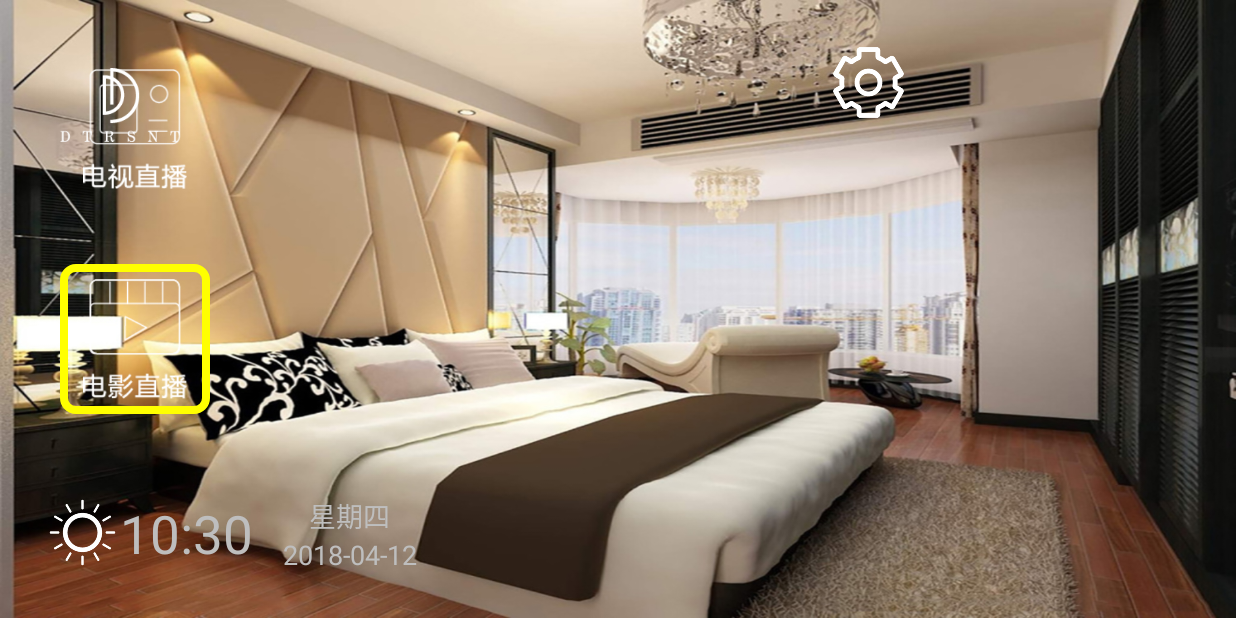
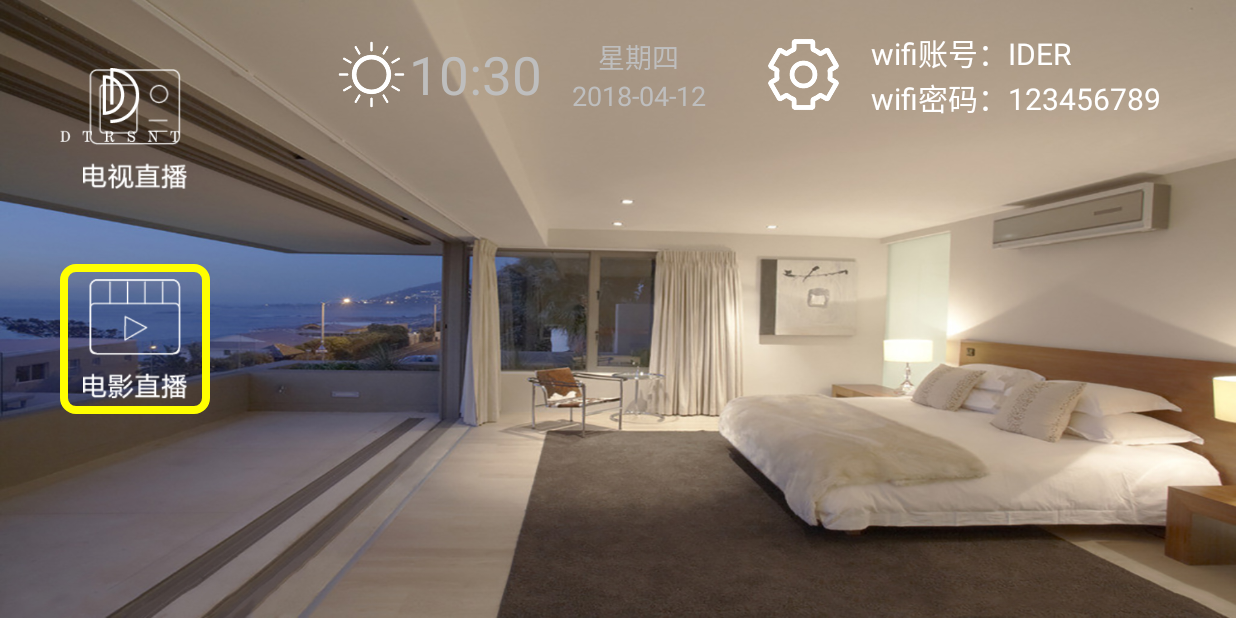
Before and after one commit to ider20180428/XiAn_YaoZong_H2_Launcher, an Android app: the screen it shows after launch (MainActivity), on a phone screen of 824 x 412 dp (held sideways). Run offline under Robolectric (Android 15) with nearby library versions, the light colour scheme and no system bars; plain views replace TabsBar.

Commit message:
modify main ui and wifi_ap function

```diff
--- a/app/build.gradle
+++ b/app/build.gradle
@@ -25,4 +25,5 @@ dependencies {
     compile files('libs/okio-1.4.0.jar')
     compile files('libs/picasso-2.5.2.jar')
     compile files('libs/yunos-launcher-config2.1.4.jar')
+
 }
--- a/app/src/main/AndroidManifest.xml
+++ b/app/src/main/AndroidManifest.xml
@@ -19,6 +19,10 @@
     <uses-permission android:name="android.permission.RECEIVE_BOOT_COMPLETED" />
     <uses-permission android:name="android.permission.READ_EXTERNAL_STORAGE" />
     <uses-permission android:name="android.permission.MOUNT_UNMOUNT_FILESYSTEMS" />
+    <uses-permission android:name="android.permission.CHANGE_WIFI_STATE"/>
+
+    <uses-permission android:name="android.permission.CHANGE_NETWORK_STATE"/>
+
     <!-- <uses-permission android:name="android.permission.INSTALL_PACKAGES"/> -->
 
     <application
--- a/app/src/main/java/com/box/launcher/MainActivity.java
+++ b/app/src/main/java/com/box/launcher/MainActivity.java
@@ -134,6 +134,7 @@ public class MainActivity extends Activity {
     @Override
     protected void onStart() {
         super.onStart();
+        stateBar.updateWifiApInfo();
 
     }
 
@@ -155,8 +156,9 @@ public class MainActivity extends Activity {
 //                Toast.makeText(MainActivity.this,"打开电视",Toast.LENGTH_SHORT).show();
 //                launchApp("com.qclive.tv");
                 /**HDP电视直播*/
-//hdpfans.com/hdp.player.LivePlayerNew
-                launchApp(new ComponentName("hdpfans.com","hdp.player.LivePlayerNew"));
+//                launchApp(new ComponentName("hdpfans.com","hdp.player.LivePlayerNew"));
+                /**com.qclive.tv/.MainActivity  METV*/
+                launchApp(new ComponentName("com.qclive.tv","com.qclive.tv.MainActivity"));
 
             }
         });
--- /dev/null
+++ b/app/src/main/java/com/box/launcher/WifiApManager.java
@@ -0,0 +1,117 @@
+package com.box.launcher;
+
+import android.content.Context;
+import android.net.wifi.WifiConfiguration;
+import android.net.wifi.WifiManager;
+
+import java.lang.reflect.Method;
+
+/**
+ * @author jachary.zhao on 2018/4/12.
+ * @email zhaoyufei1223@gmail.com
+ */
+public class WifiApManager {
+
+    public static final int WIFI_AP_STATE_FAILED= 4;
+    private WifiManager mWifiManager;
+
+    public WifiApManager(Context context) {
+        mWifiManager = (WifiManager) context.getSystemService(Context.WIFI_SERVICE);
+    }
+
+
+    public boolean setWifiApEnabled(WifiConfiguration config,boolean enabled) {
+
+        try {
+            if (enabled) { // disable WiFi in any case
+                mWifiManager.setWifiEnabled(false);
+            }
+            Method method = mWifiManager.getClass().getMethod("setWifiApEnabled",
+                    WifiConfiguration.class, Boolean.TYPE);
+
+            return (Boolean) method.invoke(mWifiManager, config, enabled);
+
+        } catch(Exception e) {
+
+            e.printStackTrace();
+
+            return false;
+
+        }
+
+    }
+
+
+
+    public int getWifiApState() {
+
+        try {
+            Method method = mWifiManager.getClass().getMethod("getWifiApState");
+
+            return (Integer) method.invoke(mWifiManager);
+
+        } catch(Exception e) {
+
+            e.printStackTrace();
+
+            return WIFI_AP_STATE_FAILED;
+
+        }
+
+    }
+
+
+
+    public WifiConfiguration getWifiApConfiguration() {
+
+        try {
+
+            Method method = mWifiManager.getClass().getMethod(
+
+                    "getWifiApConfiguration");
+
+            return (WifiConfiguration) method.invoke(mWifiManager);
+
+        } catch(Exception e) {
+
+            e.printStackTrace();
+
+            return null;
+
+        }
+
+    }
+
+
+
+    public boolean setWifiApConfiguration(WifiConfiguration config) {
+
+        try {
+
+            Method method = mWifiManager.getClass().getMethod(
+
+                    "setWifiApConfiguration",WifiConfiguration.class);
+
+            return (Boolean) method.invoke(mWifiManager, config);
+
+        } catch(Exception e) {
+            e.printStackTrace();
+            return false;
+        }
+    }
+
+    public int setWifiApConfig(WifiConfiguration config) {
+
+        try {
+            Method method = mWifiManager.getClass().getMethod(
+                    "setWifiApConfig",WifiConfiguration.class);
+            return (Integer) method.invoke(mWifiManager, config);
+        } catch(Exception e) {
+            e.printStackTrace();
+            return WIFI_AP_STATE_FAILED;
+        }
+    }
+
+
+
+}
--- a/app/src/main/java/com/box/views/StateBar2.java
+++ b/app/src/main/java/com/box/views/StateBar2.java
@@ -6,6 +6,9 @@ import android.content.ComponentName;
 import android.content.Context;
 import android.content.Intent;
 import android.content.SharedPreferences;
+import android.net.wifi.WifiConfiguration;
+import android.net.wifi.WifiInfo;
+import android.net.wifi.WifiManager;
 import android.os.Bundle;
 import android.os.Handler;
 import android.os.Message;
@@ -17,6 +20,8 @@ import android.widget.ImageView;
 import android.widget.RelativeLayout;
 import android.widget.TextView;
 
+import com.box.launcher.WifiApManager;
+import com.box.launcher.WifiHost;
 import com.ider.launcher.R;
 import com.readystatesoftware.viewbadger.BadgeView;
 
@@ -41,6 +46,7 @@ public class StateBar2 extends RelativeLayout  {
 	private BadgeView badge; // 角标
 	private PreferenceManager preManager;
 	private DatabaseManager dbManager;
+	private  TextView wifiHotSSID,wifiHotPwd;
 
 	public StateBar2(Context context) {
 		super(context);
@@ -65,8 +71,9 @@ public class StateBar2 extends RelativeLayout  {
 		//	notify = (ImageView) findViewById(R.id.notifycation);
 		weather_image = (ImageView) findViewById(R.id.weather);
 //		location = (AlwaysMarqueeTextView) findViewById(location);
-	    TextView tempera = (TextView) findViewById(R.id.temperature);
-        TextView temperatext = (TextView) findViewById(R.id.temperaturetext);
+		wifiHotSSID= (TextView) findViewById(R.id.temperature);
+		wifiHotPwd = (TextView) findViewById(R.id.temperaturetext);
+
 
         SharedPreferences sp=context.getSharedPreferences("wifi_ssid",Context.MODE_WORLD_READABLE+Context.MODE_WORLD_WRITEABLE);
         String ssid=sp.getString("Ssid","");
@@ -75,7 +82,7 @@ public class StateBar2 extends RelativeLayout  {
 //		WifiManager mWifiManager=(WifiManager)context.getSystemService(Context.WIFI_SERVICE);
 //		WifiInfo mWifiInfo =mWifiManager.getConnectionInfo();
 //		String wifi=mWifiInfo.getSSID();
-//		temperature.setText((R.string.wifi_account));
+
 		netState = (ImageView) findViewById(R.id.net_state);
 		netState.setOnClickListener(onclicker);
 //		netState.setOnKeyListener(onKeyListener);
@@ -88,7 +95,54 @@ public class StateBar2 extends RelativeLayout  {
 //			//	location.setFocusable(true);
 //			}
 //		}, 3000);
+
+		updateWifiApInfo();
 	}
+
+	public static final int WIFI_AP_STATE_DISABLING = 10;
+	public static final int WIFI_AP_STATE_DISABLED = 11;
+	public static final int WIFI_AP_STATE_ENABLING = 12;
+	public static final int WIFI_AP_STATE_ENABLED = 13;
+	public static final int WIFI_AP_STATE_FAILED = 14;
+
+	private WifiManager mWifiManager;
+	private WifiApManager wifiApManager;
+	private WifiConfiguration wifiConfiguration;
+	private final static String WIFI_AP_SSID="IDER";
+	private final static String WIFI_AP_PWD="123456789";
+
+	public void updateWifiApInfo(){
+
+		mWifiManager = (WifiManager) context.getSystemService(Context.WIFI_SERVICE);
+		wifiApManager=new WifiApManager(context);
+		wifiConfiguration=wifiApManager.getWifiApConfiguration();
+		boolean wifiEnable=mWifiManager.isWifiEnabled();
+
+		if(null!=wifiConfiguration){
+			String wifiApSSIDString=String.format(wifiConfiguration.SSID);
+			String wifiAPPwdString=String.format(wifiConfiguration.preSharedKey);
+			wifiHotSSID.setText("wifi账号："+wifiApSSIDString);
+			wifiHotPwd.setText("wifi密码："+wifiAPPwdString);
+		}else {
+			wifiConfiguration=new WifiConfiguration();
+			wifiConfiguration.SSID=WIFI_AP_SSID;
+			wifiConfiguration.preSharedKey=WIFI_AP_PWD;
+			wifiConfiguration.allowedKeyManagement.set(WifiConfiguration.KeyMgmt.WPA_PSK);
+			wifiHotSSID.setText("wifi账号："+WIFI_AP_SSID);
+			wifiHotPwd.setText("wifi密码："+WIFI_AP_PWD);
+		}
+
+		if (wifiApManager.getWifiApState()!=WIFI_AP_STATE_ENABLED){
+			boolean wifiConfigAble= wifiApManager.setWifiApConfiguration(wifiConfiguration);
+			boolean wifihotEnable=wifiApManager.setWifiApEnabled(wifiConfiguration,true);
+//			Log.d("zhaoyf++++++","wifi热点设置：SSID="+wifiConfiguration.SSID+"密码="+wifiConfiguration.preSharedKey);
+//			Log.d("zhaoyf++++++++++++++","wifi热点设置好了吗？"+wifiConfigAble);
+//			Log.d("zhaoyf+++++++++++","wifi热点打开了吗？"+wifihotEnable);
+		}
+
+	}
+
+
 
 
 	OnClickListener onclicker=new OnClickListener() {
--- a/app/src/main/res/layout/activity_main.xml
+++ b/app/src/main/res/layout/activity_main.xml
@@ -3,7 +3,7 @@
     android:id="@+id/main_bg"
     android:layout_width="match_parent"
     android:layout_height="match_parent"
-    android:background="@drawable/main_bg">
+    android:background="@drawable/bg_main">
 
 
     <com.box.views.StateBar2
--- a/app/src/main/res/layout/top_bar2.xml
+++ b/app/src/main/res/layout/top_bar2.xml
@@ -1,8 +1,10 @@
 <?xml version="1.0" encoding="utf-8"?>
-<FrameLayout xmlns:android="http://schemas.android.com/apk/res/android"
+<LinearLayout xmlns:android="http://schemas.android.com/apk/res/android"
              xmlns:ider="http://schemas.android.com/apk/res/com.ider.launcher"
+             android:orientation="horizontal"
              android:layout_width="match_parent"
-             android:layout_height="match_parent">
+    android:gravity="right|center_vertical"
+             android:layout_height="100dp">
 
     <com.box.views.AlwaysMarqueeTextView
         android:id="@+id/location"
@@ -23,52 +25,12 @@
         android:visibility="gone"/>
 
 
-    <ImageView
-        android:id="@+id/net_state"
-        android:layout_width="90dp"
-        android:layout_height="90dp"
-        android:layout_gravity="top|right"
-        android:layout_marginRight="200dp"
-        android:layout_marginTop="10dp"
-        android:background="@drawable/bg_foucd"
-        android:focusable="true"
-        android:src="@drawable/setup"/>
-
-    <LinearLayout
-        android:id="@+id/np_l"
-        android:layout_width="wrap_content"
-        android:layout_height="wrap_content"
-        android:layout_gravity="top|right"
-        android:layout_marginRight="80dp"
-        android:layout_marginTop="30dip"
-        android:gravity="center_vertical"
-        android:orientation="vertical">
-
-        <TextView
-            android:id="@+id/temperature"
-            style="@style/TopBarText"
-            android:visibility="gone"
-            android:text="@string/wifi_account"
-            android:textSize="20sp"/>
-
-        <TextView
-            android:id="@+id/temperaturetext"
-            android:layout_width="wrap_content"
-            android:layout_height="wrap_content"
-            android:visibility="gone"
-            android:text="@string/wifi_pwd"
-            android:textColor="@color/white"
-            android:textSize="20sp"/>
-    </LinearLayout>
 
 
     <LinearLayout
         android:layout_width="wrap_content"
         android:layout_height="wrap_content"
-        android:layout_gravity="bottom"
-        android:layout_marginBottom="30dp"
-        android:layout_marginLeft="30dp"
-        android:paddingRight="30dp"
+        android:gravity="center"
         android:orientation="horizontal">
 
         <ImageView
@@ -112,5 +74,39 @@
 
 
     </LinearLayout>
+    <ImageView
+        android:id="@+id/net_state"
+        android:layout_width="90dp"
+        android:layout_height="90dp"
+        android:background="@drawable/bg_foucd"
+        android:focusable="true"
+        android:src="@drawable/setup"/>
 
-</FrameLayout>
+    <LinearLayout
+        android:id="@+id/np_l"
+        android:layout_width="wrap_content"
+        android:layout_height="wrap_content"
+        android:layout_marginRight="50dp"
+        android:gravity="center_vertical|left"
+        android:orientation="vertical">
+
+        <TextView
+            android:id="@+id/temperature"
+            style="@style/TopBarText"
+            android:gravity="left"
+            android:text="@string/wifi_account"
+            android:textSize="20sp"/>
+
+        <TextView
+            android:id="@+id/temperaturetext"
+            android:layout_width="wrap_content"
+            android:layout_height="wrap_content"
+            android:gravity="left"
+            android:text="@string/wifi_pwd"
+            android:textColor="@color/white"
+            android:textSize="20sp"/>
+    </LinearLayout>
+
+
+
+</LinearLayout>
```
Also changed, not shown: app/src/main/java/com/box/launcher/WifiHost.java (added, +83 -0 lines), app/src/main/res/drawable-mdpi/bg_main.jpg (added), 55 other files.
